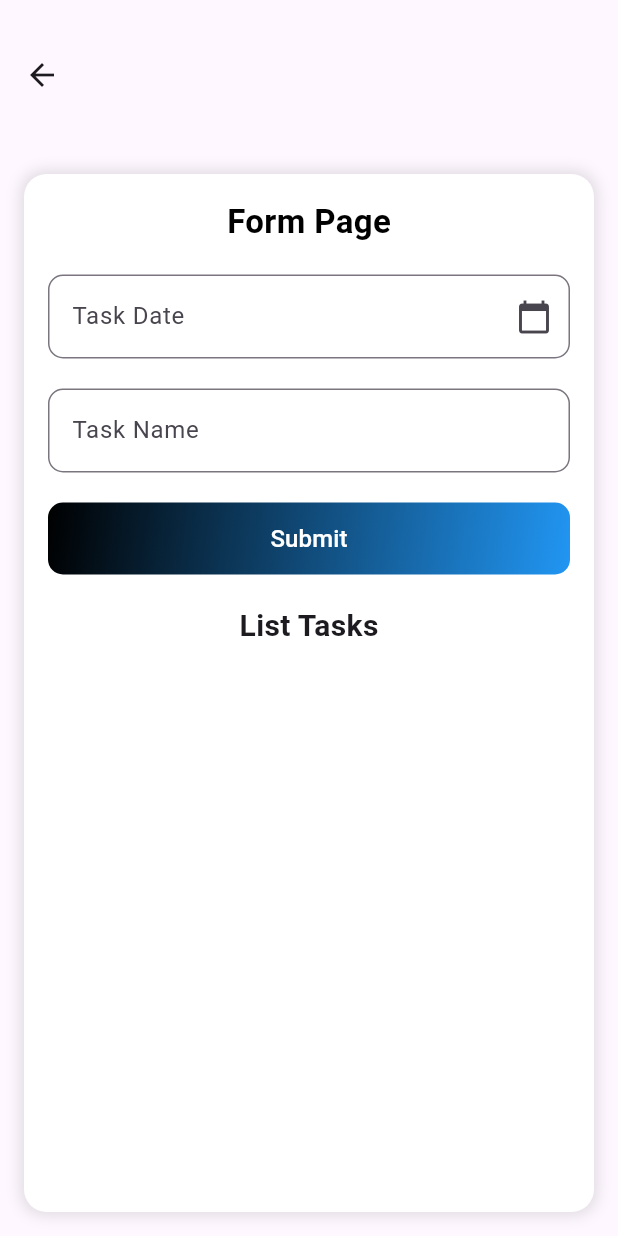
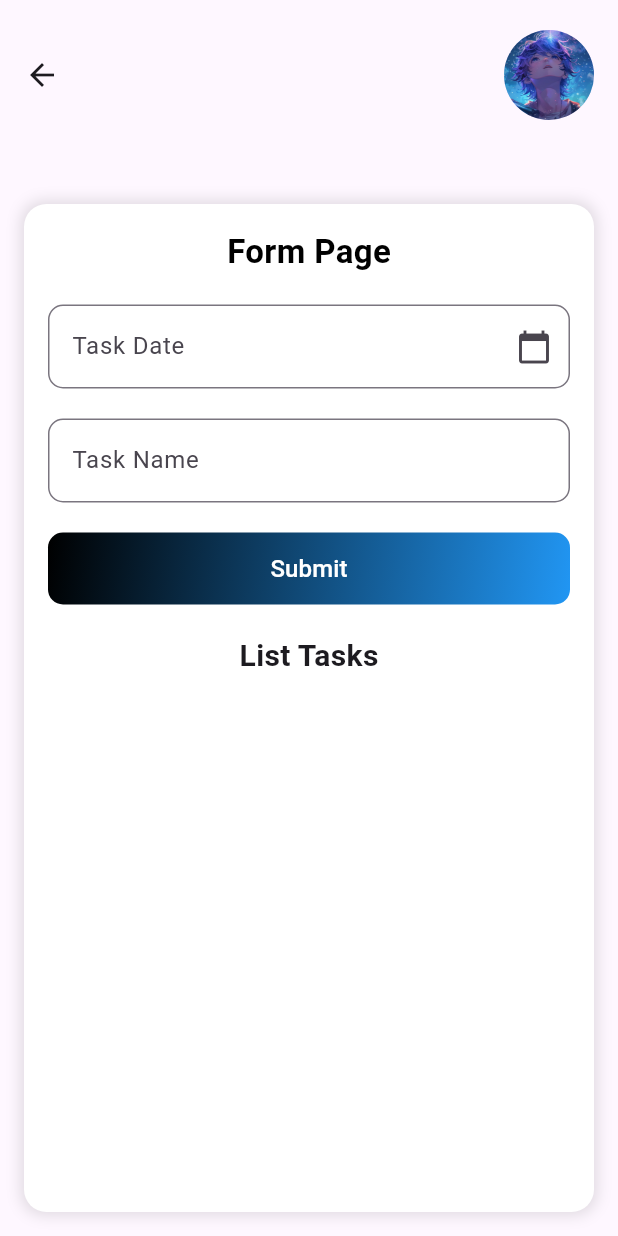
Before and after one commit to Aryaaa30/TodoApp_0114, a Flutter app: the TodoPage screen opened directly, on a phone screen of 412 x 824 dp. Run offline on Flutter 3.47's test engine with Material 3 defaults, Android fonts, the phone set to English and light mode, and no system bars.

Commit message:
Menambahkan gambar

```diff
--- a/lib/todo_page.dart
+++ b/lib/todo_page.dart
@@ -61,17 +61,23 @@ class _TodoPageState extends State<TodoPage> {
     return Scaffold(
       appBar: AppBar(
         toolbarHeight: 100,
-        leading: IconButton(
-          icon: const Icon(Icons.arrow_back),
-          onPressed: () {
-            Navigator.pop(context);
-          },
+        automaticallyImplyLeading:
+            true, // Ini akan otomatis menampilkan tombol back jika ada
+        title: Align(
+          alignment: Alignment.centerRight,
+          child: CircleAvatar(
+            radius: 30,
+            backgroundImage: AssetImage('assets/images/testes.jpg'),
           ),
-        centerTitle: true,
+        ),
       ),
       body: SafeArea(
         child: Padding(
           padding: const EdgeInsets.all(16.0),
+          child: Column(
+            children: [
+              const SizedBox(height: 20), // Jarak antara AppBar dan Form
+              Expanded(
                 child: Container(
                   padding: const EdgeInsets.all(16.0),
                   decoration: BoxDecoration(
@@ -88,7 +94,7 @@ class _TodoPageState extends State<TodoPage> {
                   child: Column(
                     crossAxisAlignment: CrossAxisAlignment.start,
                     children: [
-                // Tambahkan teks di atas input form
+                      // Judul Form
                       const Center(
                         child: Text(
                           "Form Page",
@@ -99,7 +105,7 @@ class _TodoPageState extends State<TodoPage> {
                           ),
                         ),
                       ),
-                const SizedBox(height: 20), // Jarak agar lebih rapi
+                      const SizedBox(height: 20),
 
                       Form(
                         key: _key,
@@ -108,7 +114,7 @@ class _TodoPageState extends State<TodoPage> {
                             // Task Date
                             TextFormField(
                               controller: _dateController,
-                        readOnly: true, // Mencegah input manual
+                              readOnly: true,
                               decoration: InputDecoration(
                                 labelText: "Task Date",
                                 hintText: "Select a date",
@@ -163,7 +169,10 @@ class _TodoPageState extends State<TodoPage> {
                             onPressed: _addTask,
                             child: const Text(
                               'Submit',
-                        style: TextStyle(color: Colors.white, fontSize: 16),
+                              style: TextStyle(
+                                color: Colors.white,
+                                fontSize: 16,
+                              ),
                             ),
                           ),
                         ),
@@ -174,7 +183,10 @@ class _TodoPageState extends State<TodoPage> {
                       const Center(
                         child: Text(
                           "List Tasks",
-                    style: TextStyle(fontSize: 20, fontWeight: FontWeight.bold),
+                          style: TextStyle(
+                            fontSize: 20,
+                            fontWeight: FontWeight.bold,
+                          ),
                         ),
                       ),
                       Expanded(
@@ -218,10 +230,13 @@ class _TodoPageState extends State<TodoPage> {
                                     ),
                                   ),
                                   Row(
-                              mainAxisAlignment: MainAxisAlignment.spaceBetween,
+                                    mainAxisAlignment:
+                                        MainAxisAlignment.spaceBetween,
                                     children: [
                                       Text(
-                                  _tasks[index]["isDone"] ? "Done" : "Not Done",
+                                        _tasks[index]["isDone"]
+                                            ? "Done"
+                                            : "Not Done",
                                         style: TextStyle(
                                           fontSize: 16,
                                           color:
@@ -253,6 +268,9 @@ class _TodoPageState extends State<TodoPage> {
                   ),
                 ),
               ),
+            ],
+          ),
+        ),
       ),
     );
   }
```
Lines whose indentation alone changed are shown as unchanged.
